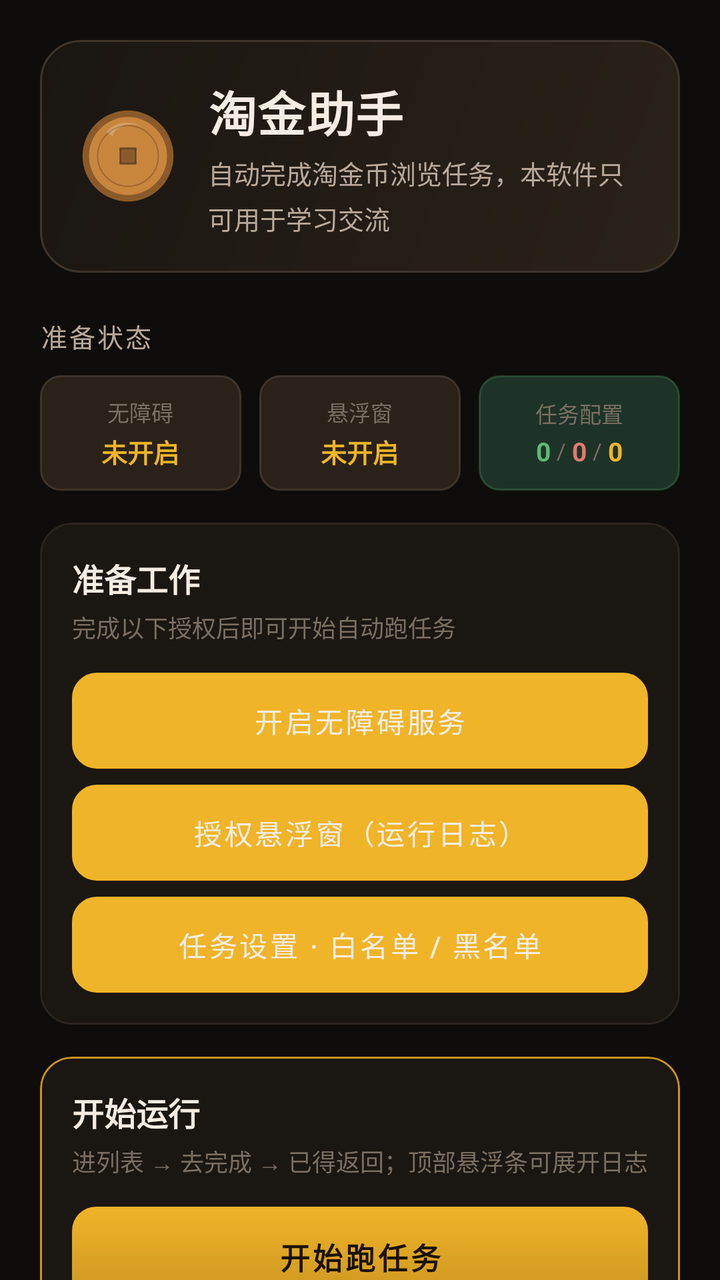
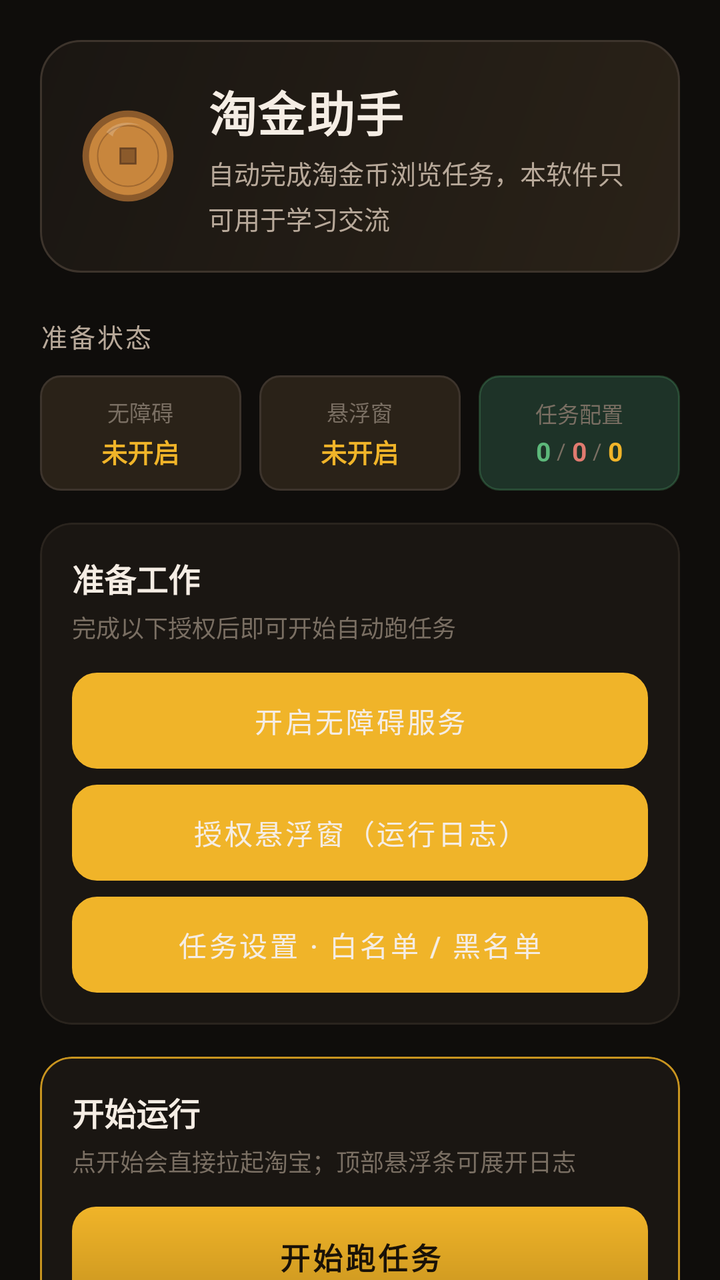

Two renders of the same Android screen: before a commit and after it. Below are the layout's source before the change and the commit's diff.
<!-- AndroidManifest.xml: application theme Theme.Taojinbi -->
<!-- res/layout/activity_main.xml -->
<?xml version="1.0" encoding="utf-8"?>
<ScrollView xmlns:android="http://schemas.android.com/apk/res/android"
    xmlns:app="http://schemas.android.com/apk/res-auto"
    android:layout_width="match_parent"
    android:layout_height="match_parent"
    android:background="@color/vault_bg"
    android:fillViewport="true"
    android:scrollbars="none">

    <LinearLayout
        android:layout_width="match_parent"
        android:layout_height="wrap_content"
        android:orientation="vertical"
        android:padding="@dimen/screen_padding">

        
        <LinearLayout
            android:layout_width="match_parent"
            android:layout_height="wrap_content"
            android:background="@drawable/bg_hero_panel"
            android:gravity="center_vertical"
            android:orientation="horizontal"
            android:padding="18dp">

            <ImageView
                android:layout_width="52dp"
                android:layout_height="52dp"
                android:contentDescription="@string/app_name"
                android:src="@drawable/ic_coin" />

            <LinearLayout
                android:layout_width="0dp"
                android:layout_height="wrap_content"
                android:layout_marginStart="14dp"
                android:layout_weight="1"
                android:orientation="vertical">

                <TextView
                    style="@style/TaojinbiTextDisplay"
                    android:layout_width="wrap_content"
                    android:layout_height="wrap_content"
                    android:text="@string/app_name"
                    android:textSize="24sp" />

                <TextView
                    style="@style/TaojinbiTextBody"
                    android:layout_width="match_parent"
                    android:layout_height="wrap_content"
                    android:layout_marginTop="4dp"
                    android:text="@string/app_tagline"
                    android:textSize="13sp" />
            </LinearLayout>
        </LinearLayout>

        
        <TextView
            style="@style/TaojinbiTextSection"
            android:layout_width="wrap_content"
            android:layout_height="wrap_content"
            android:layout_marginTop="22dp"
            android:text="准备状态" />

        <LinearLayout
            android:layout_width="match_parent"
            android:layout_height="wrap_content"
            android:layout_marginTop="10dp"
            android:baselineAligned="false"
            android:orientation="horizontal">

            <LinearLayout
                android:id="@+id/pillA11y"
                android:layout_width="0dp"
                android:layout_height="match_parent"
                android:layout_marginEnd="6dp"
                android:layout_weight="1"
                android:background="@drawable/bg_status_pill_warn"
                android:gravity="center"
                android:minHeight="@dimen/status_pill_height"
                android:orientation="vertical"
                android:paddingVertical="10dp">

                <TextView
                    android:layout_width="wrap_content"
                    android:layout_height="wrap_content"
                    android:text="无障碍"
                    android:textColor="@color/text_muted"
                    android:textSize="11sp" />

                <TextView
                    android:id="@+id/statusA11y"
                    android:layout_width="wrap_content"
                    android:layout_height="wrap_content"
                    android:layout_marginTop="2dp"
                    android:text="未开启"
                    android:textColor="@color/warning"
                    android:textSize="13sp"
                    android:textStyle="bold" />
            </LinearLayout>

            <LinearLayout
                android:id="@+id/pillOverlay"
                android:layout_width="0dp"
                android:layout_height="match_parent"
                android:layout_marginHorizontal="3dp"
                android:layout_weight="1"
                android:background="@drawable/bg_status_pill_warn"
                android:gravity="center"
                android:minHeight="@dimen/status_pill_height"
                android:orientation="vertical"
                android:paddingVertical="10dp">

                <TextView
                    android:layout_width="wrap_content"
                    android:layout_height="wrap_content"
                    android:text="悬浮窗"
                    android:textColor="@color/text_muted"
                    android:textSize="11sp" />

                <TextView
                    android:id="@+id/statusOverlay"
                    android:layout_width="wrap_content"
                    android:layout_height="wrap_content"
                    android:layout_marginTop="2dp"
                    android:text="未开启"
                    android:textColor="@color/warning"
                    android:textSize="13sp"
                    android:textStyle="bold" />
            </LinearLayout>

            <LinearLayout
                android:id="@+id/pillConfig"
                android:layout_width="0dp"
                android:layout_height="match_parent"
                android:layout_marginStart="6dp"
                android:layout_weight="1"
                android:background="@drawable/bg_status_pill_ok"
                android:gravity="center"
                android:minHeight="@dimen/status_pill_height"
                android:orientation="vertical"
                android:paddingVertical="10dp"
                android:paddingHorizontal="4dp">

                <TextView
                    android:layout_width="wrap_content"
                    android:layout_height="wrap_content"
                    android:text="任务配置"
                    android:textColor="@color/text_muted"
                    android:textSize="11sp" />

                <LinearLayout
                    android:layout_width="wrap_content"
                    android:layout_height="wrap_content"
                    android:layout_marginTop="2dp"
                    android:gravity="center_vertical"
                    android:orientation="horizontal">

                    <TextView
                        android:id="@+id/statusAllowCount"
                        android:layout_width="wrap_content"
                        android:layout_height="wrap_content"
                        android:text="0"
                        android:textColor="@color/allow_primary"
                        android:textSize="13sp"
                        android:textStyle="bold" />

                    <TextView
                        android:layout_width="wrap_content"
                        android:layout_height="wrap_content"
                        android:layout_marginHorizontal="3dp"
                        android:text="/"
                        android:textColor="@color/text_muted"
                        android:textSize="11sp" />

                    <TextView
                        android:id="@+id/statusSkipCount"
                        android:layout_width="wrap_content"
                        android:layout_height="wrap_content"
                        android:text="0"
                        android:textColor="@color/skip_primary"
                        android:textSize="13sp"
                        android:textStyle="bold" />

                    <TextView
                        android:layout_width="wrap_content"
                        android:layout_height="wrap_content"
                        android:layout_marginHorizontal="3dp"
                        android:text="/"
                        android:textColor="@color/text_muted"
                        android:textSize="11sp" />

                    <TextView
                        android:id="@+id/statusTargetCount"
                        android:layout_width="wrap_content"
                        android:layout_height="wrap_content"
                        android:text="0"
                        android:textColor="@color/gold_primary"
                        android:textSize="13sp"
                        android:textStyle="bold" />
                </LinearLayout>
            </LinearLayout>
        </LinearLayout>

        
        <com.google.android.material.card.MaterialCardView
            style="@style/TaojinbiCard"
            android:layout_width="match_parent"
            android:layout_height="wrap_content"
            android:layout_marginTop="@dimen/section_gap">

            <LinearLayout
                android:layout_width="match_parent"
                android:layout_height="wrap_content"
                android:orientation="vertical"
                android:padding="@dimen/card_padding">

                <TextView
                    style="@style/TaojinbiTextTitle"
                    android:layout_width="wrap_content"
                    android:layout_height="wrap_content"
                    android:text="准备工作"
                    android:textSize="16sp" />

                <TextView
                    style="@style/TaojinbiTextCaption"
                    android:layout_width="match_parent"
                    android:layout_height="wrap_content"
                    android:layout_marginTop="4dp"
                    android:text="完成以下授权后即可开始自动跑任务"
                    android:textSize="12sp" />

                <Button
                    android:id="@+id/btnA11y"
                    style="@style/TaojinbiButtonSecondary"
                    android:layout_width="match_parent"
                    android:layout_height="wrap_content"
                    android:layout_marginTop="14dp"
                    android:text="开启无障碍服务" />

                <Button
                    android:id="@+id/btnOverlay"
                    style="@style/TaojinbiButtonSecondary"
                    android:layout_width="match_parent"
                    android:layout_height="wrap_content"
                    android:layout_marginTop="8dp"
                    android:text="授权悬浮窗（运行日志）" />

                <Button
                    android:id="@+id/btnSettings"
                    style="@style/TaojinbiButtonSecondary"
                    android:layout_width="match_parent"
                    android:layout_height="wrap_content"
                    android:layout_marginTop="8dp"
                    android:text="任务设置 · 白名单 / 黑名单" />
            </LinearLayout>
        </com.google.android.material.card.MaterialCardView>

        
        <com.google.android.material.card.MaterialCardView
            style="@style/TaojinbiCard"
            android:layout_width="match_parent"
            android:layout_height="wrap_content"
            android:layout_marginTop="@dimen/section_gap"
            app:strokeColor="@color/gold_dim"
            app:strokeWidth="1dp">

            <LinearLayout
                android:layout_width="match_parent"
                android:layout_height="wrap_content"
                android:orientation="vertical"
                android:padding="@dimen/card_padding">

                <TextView
                    style="@style/TaojinbiTextTitle"
                    android:layout_width="wrap_content"
                    android:layout_height="wrap_content"
                    android:text="开始运行"
                    android:textSize="16sp" />

                <TextView
                    style="@style/TaojinbiTextCaption"
                    android:layout_width="match_parent"
                    android:layout_height="wrap_content"
                    android:layout_marginTop="4dp"
                    android:text="进列表 → 去完成 → 已得返回；顶部悬浮条可展开日志"
                    android:textSize="12sp" />

                <Button
                    android:id="@+id/btnStart"
                    style="@style/TaojinbiButtonPrimary"
                    android:layout_width="match_parent"
                    android:layout_height="wrap_content"
                    android:layout_marginTop="14dp"
                    android:text="开始跑任务" />

                <Button
                    android:id="@+id/btnStop"
                    style="@style/TaojinbiButtonGhost"
                    android:layout_width="match_parent"
                    android:layout_height="wrap_content"
                    android:layout_marginTop="4dp"
                    android:text="停止"
                    android:textColor="@color/skip_primary" />
            </LinearLayout>
        </com.google.android.material.card.MaterialCardView>

        
        <TextView
            style="@style/TaojinbiTextSection"
            android:layout_width="wrap_content"
            android:layout_height="wrap_content"
            android:layout_marginTop="22dp"
            android:text="运行日志" />

        <FrameLayout
            android:layout_width="match_parent"
            android:layout_height="wrap_content"
            android:layout_marginTop="10dp"
            android:background="@drawable/bg_log_terminal"
            android:padding="14dp">

            <TextView
                android:id="@+id/log"
                android:layout_width="match_parent"
                android:layout_height="wrap_content"
                android:fontFamily="monospace"
                android:lineSpacingExtra="3dp"
                android:minHeight="120dp"
                android:text="等待开始…"
                android:textColor="@color/log_text"
                android:textSize="11sp" />
        </FrameLayout>

        
        <TextView
            android:id="@+id/status"
            android:layout_width="0dp"
            android:layout_height="0dp"
            android:visibility="gone" />
    </LinearLayout>
</ScrollView>
<!-- resources referenced by this layout -->
<resources>
  <color name="allow_primary">#5CB87A</color>
  <color name="gold_dim">#C8941F</color>
  <color name="gold_primary">#F0B429</color>
  <color name="log_text">#9FD89A</color>
  <color name="skip_primary">#E07A6F</color>
  <color name="text_muted">#7A6F63</color>
  <color name="vault_bg">#0F0D0B</color>
  <color name="warning">#F0B429</color>
  <dimen name="card_padding">16dp</dimen>
  <dimen name="screen_padding">20dp</dimen>
  <dimen name="section_gap">16dp</dimen>
  <dimen name="status_pill_height">56dp</dimen>
  <!-- drawable bg_log_terminal (drawable) -->
  <?xml version="1.0" encoding="utf-8"?>
  <shape xmlns:android="http://schemas.android.com/apk/res/android">
      <solid android:color="@color/log_bg" />
      <corners android:radius="@dimen/input_radius" />
      <stroke
          android:width="1dp"
          android:color="@color/log_border" />
  </shape>
  <!-- drawable bg_status_pill_ok (drawable) -->
  <?xml version="1.0" encoding="utf-8"?>
  <shape xmlns:android="http://schemas.android.com/apk/res/android">
      <solid android:color="@color/allow_soft" />
      <corners android:radius="10dp" />
      <stroke
          android:width="1dp"
          android:color="#445CB87A" />
  </shape>
  <!-- drawable bg_status_pill_warn (drawable) -->
  <?xml version="1.0" encoding="utf-8"?>
  <shape xmlns:android="http://schemas.android.com/apk/res/android">
      <solid android:color="#2A2218" />
      <corners android:radius="10dp" />
      <stroke
          android:width="1dp"
          android:color="@color/vault_border" />
  </shape>
  <string name="app_name">淘金助手</string>
  <string name="app_tagline">自动完成淘金币浏览任务，本软件只可用于学习交流</string>
  <style name="TaojinbiButtonGhost" parent="Widget.AppCompat.Button.Borderless">
          <item name="android:textColor">@color/text_muted</item>
          <item name="android:textSize">13sp</item>
          <item name="android:textAllCaps">false</item>
          <item name="android:minHeight">36dp</item>
          <item name="android:paddingHorizontal">8dp</item>
      </style>
  <style name="TaojinbiTextBody" parent="android:Widget.TextView">
          <item name="android:textColor">@color/text_secondary</item>
          <item name="android:textSize">14sp</item>
          <item name="android:lineSpacingExtra">4dp</item>
      </style>
  <style name="TaojinbiTextCaption" parent="android:Widget.TextView">
          <item name="android:textColor">@color/text_muted</item>
          <item name="android:textSize">12sp</item>
      </style>
  <style name="TaojinbiTextDisplay" parent="android:Widget.TextView">
          <item name="android:textColor">@color/text_primary</item>
          <item name="android:textSize">26sp</item>
          <item name="android:textStyle">bold</item>
          <item name="android:letterSpacing">0.02</item>
      </style>
  <style name="TaojinbiTextSection" parent="android:Widget.TextView">
          <item name="android:textColor">@color/text_secondary</item>
          <item name="android:textSize">13sp</item>
          <item name="android:textAllCaps">true</item>
          <item name="android:letterSpacing">0.08</item>
      </style>
  <style name="TaojinbiTextTitle" parent="android:Widget.TextView">
          <item name="android:textColor">@color/text_primary</item>
          <item name="android:textSize">18sp</item>
          <item name="android:textStyle">bold</item>
      </style>
  <color name="vault_border">#3D342C</color>
  <color name="log_bg">#101510</color>
  <dimen name="input_radius">12dp</dimen>
  <color name="log_border">#2A3D28</color>
  <color name="allow_soft">#1E3328</color>
  <color name="text_primary">#F5EDE4</color>
  <color name="vault_surface">#1A1612</color>
  <dimen name="card_radius">16dp</dimen>
  <color name="vault_border_soft">#2A241E</color>
  <color name="text_secondary">#B8A99A</color>
  <color name="info_primary">#6EB5E8</color>
  <dimen name="button_radius">12dp</dimen>
  <color name="gold_soft">#33F0B429</color>
  <color name="vault_surface_raised">#231E18</color>
</resources>

<!-- the commit's change to res/layout/activity_main.xml (unified diff, before → after) -->
@@ -281,7 +281,7 @@
                     android:layout_width="match_parent"
                     android:layout_height="wrap_content"
                     android:layout_marginTop="4dp"
-                    android:text="进列表 → 去完成 → 已得返回；顶部悬浮条可展开日志"
+                    android:text="点开始会直接拉起淘宝；顶部悬浮条可展开日志"
                     android:textSize="12sp" />
 
                 <Button
